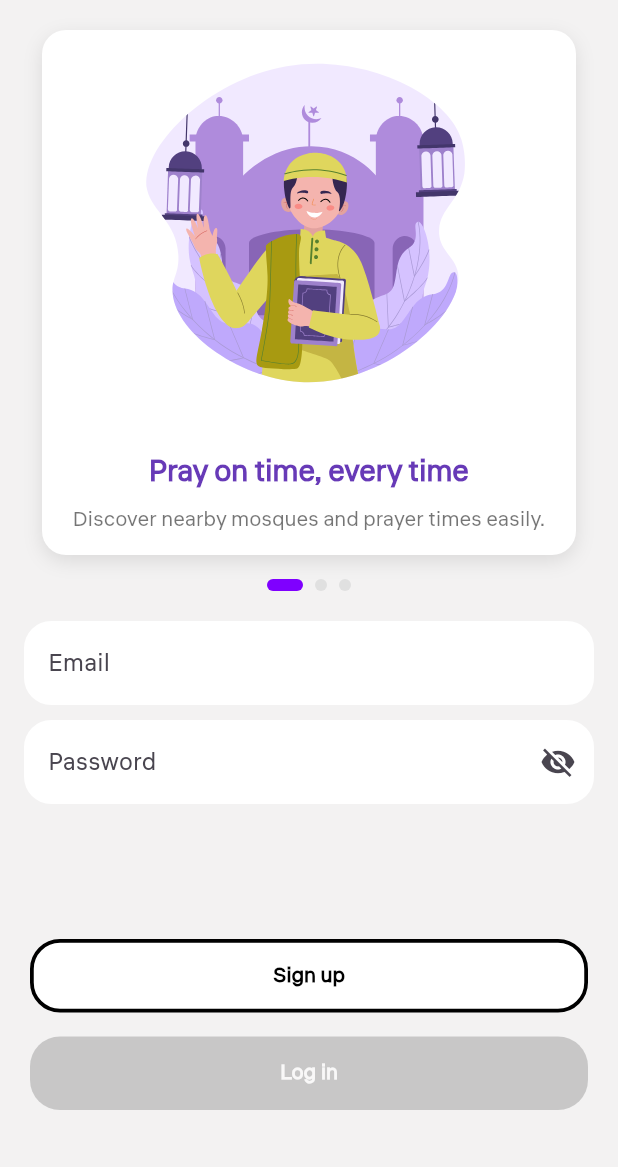
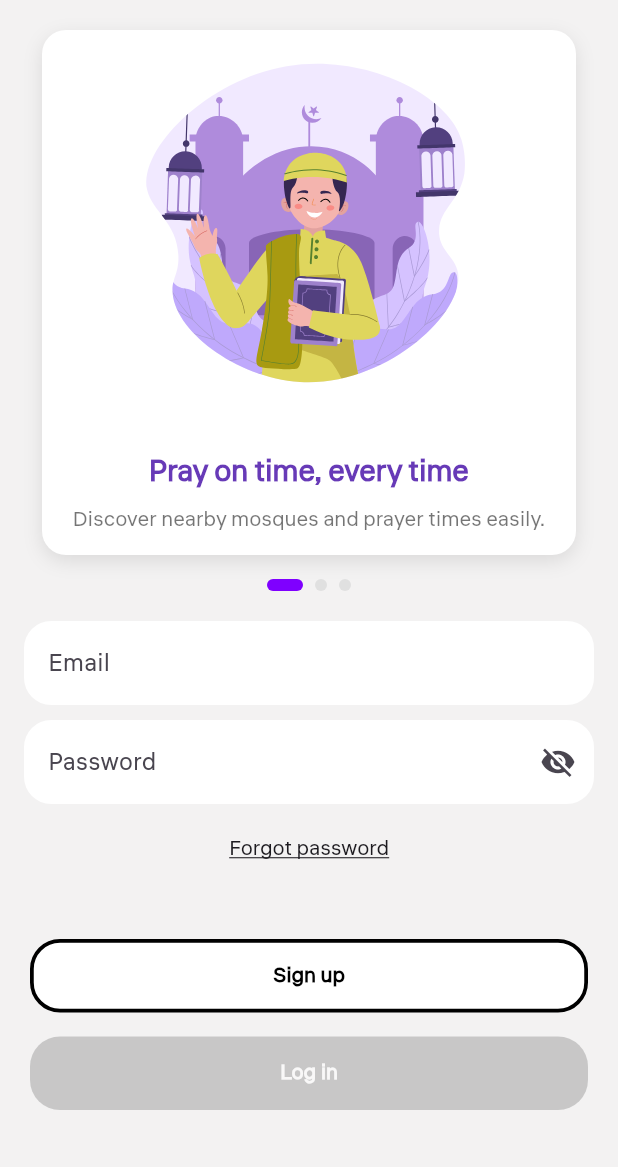
Before and after one commit to muhdhafiizz/ramadhan_companion_app, a Flutter app: the screen it shows after launch, on a phone screen of 412 x 824 dp, the part 69-1236 px from its top. Run offline on Flutter 3.47's test engine with Material 3 defaults, Android fonts, the phone set to English and light mode, and no system bars; drawn by our look-alikes of smooth_page_indicator; our stand-ins replace audioplayers, cloud_firestore, dotted_border, firebase_auth, firebase_core, flutter_compass and 13 more; missing offline and left inert: add_2_calendar, flutter_inappwebview, home_widget, quran; accounts and stored records are empty; network calls fail.

Commit message:
added forgot password, and fixed sign up issue"

```diff
--- a/lib/ui/login_view.dart
+++ b/lib/ui/login_view.dart
@@ -50,6 +50,7 @@ class LoginView extends StatelessWidget {
                     provider,
                   ),
                   const SizedBox(height: 20),
+                  _buildForgotPassword(context, emailController),
                   if (provider.error != null)
                     Text(
                       provider.error!,
@@ -209,6 +210,34 @@ Widget _buildPasswordTextfield(
   );
 }
 
+Widget _buildForgotPassword(
+  BuildContext context,
+  TextEditingController emailController,
+) {
+  return Consumer<LoginProvider>(
+    builder: (context, provider, _) {
+      return GestureDetector(
+        onTap: provider.isForgotPasswordLoading
+            ? null
+            : () => provider.sendPasswordReset(context, emailController.text),
+        child: provider.isForgotPasswordLoading
+            ? const SizedBox(
+                height: 16,
+                width: 16,
+                child: CircularProgressIndicator(strokeWidth: 2),
+              )
+            : const Text(
+                'Forgot password',
+                style: TextStyle(
+                  decoration: TextDecoration.underline,
+                  fontWeight: FontWeight.w500,
+                ),
+              ),
+      );
+    },
+  );
+}
+
 Widget _buildLoginButton(
   BuildContext context,
   TextEditingController emailController,
@@ -217,7 +246,7 @@ Widget _buildLoginButton(
   return Consumer<LoginProvider>(
     builder: (context, provider, _) {
       return CustomButton(
-        text: provider.isLoading ? "" : "Log in", // 🔹 hide text when loading
+        text: provider.isLoading ? "" : "Log in",
         backgroundColor: provider.isLoginEnabled ? Colors.black : Colors.grey,
         textColor: Colors.white,
         onTap: provider.isLoginEnabled && !provider.isLoading
@@ -239,7 +268,6 @@ Widget _buildLoginButton(
                 }
               }
             : null,
-        // 👇 use iconData slot for loader instead of icon
         iconData: provider.isLoading ? null : null,
       );
     },
```
Also changed, not shown: lib/provider/login_provider.dart (+51 -11 lines), lib/provider/signup_provider.dart (+16 -6 lines), lib/ui/signup_view.dart (+11 -11 lines), 2 other files.
